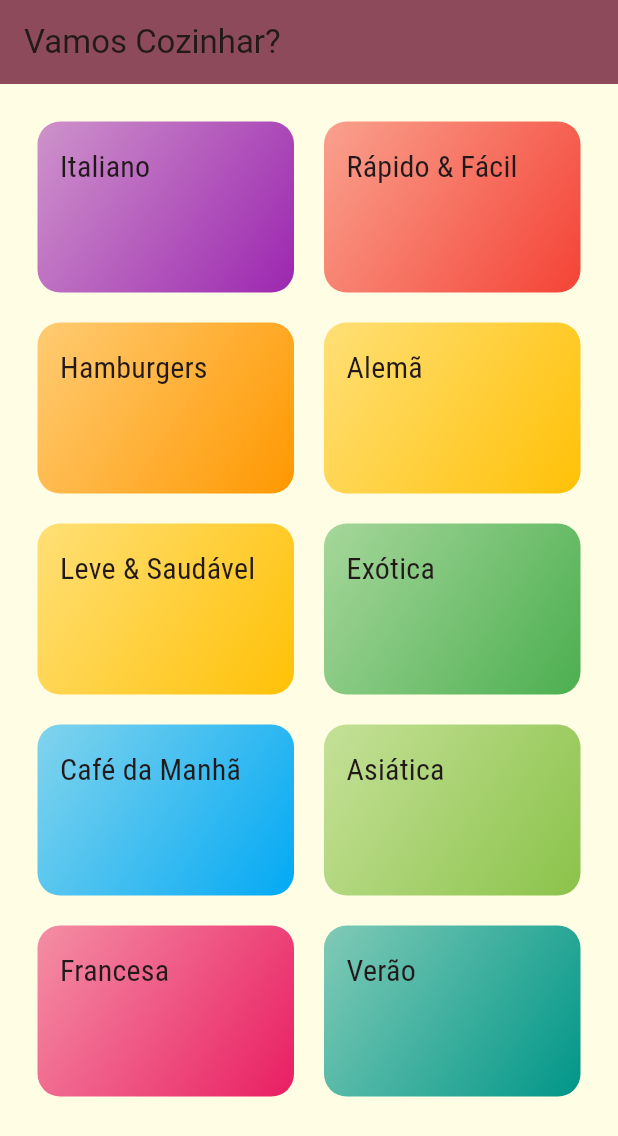
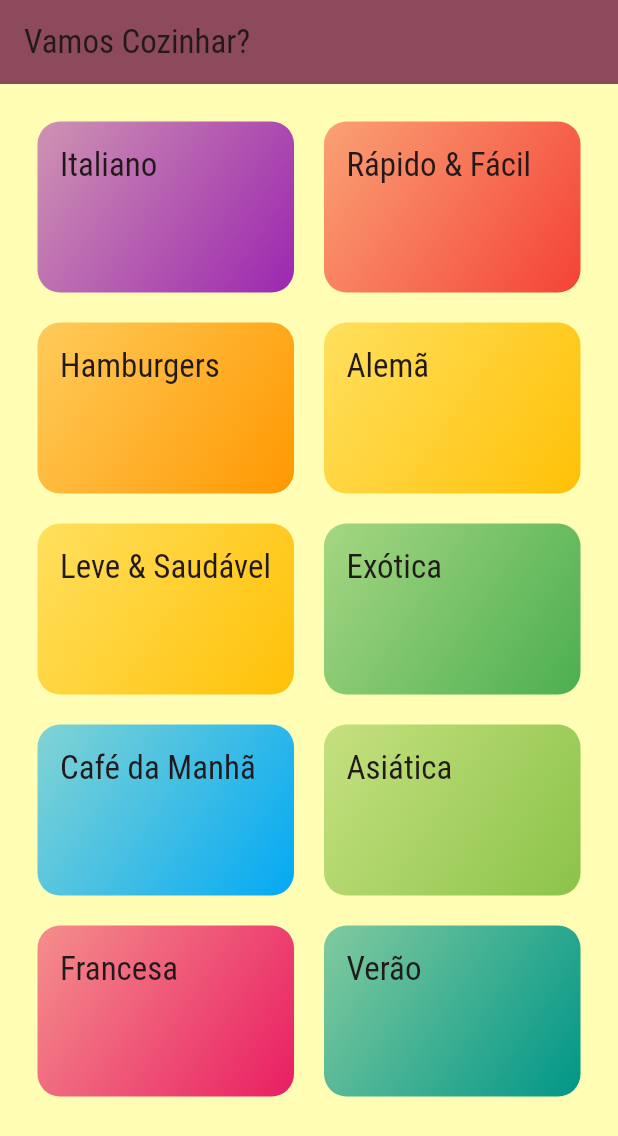
Before and after one commit to JJtankevans/Meals, a Flutter app: the screen it shows after launch, on a phone screen of 412 x 824 dp. Shown: the top 1136 px of the screen. Run offline on Flutter 3.47's test engine with Material 3 defaults, Android fonts, the phone set to English and light mode, and no system bars.

```diff
--- a/lib/components/category_item.dart
+++ b/lib/components/category_item.dart
@@ -42,7 +42,7 @@ class CategoryItem extends StatelessWidget {
         ),
         child: Text(
           category.title,
-          style: Theme.of(context).textTheme.titleMedium,
+          style: Theme.of(context).textTheme.titleLarge,
         ),
       ),
     );
--- a/lib/main.dart
+++ b/lib/main.dart
@@ -14,12 +14,12 @@ class MyApp extends StatelessWidget {
         colorScheme: ColorScheme.fromSeed(
           seedColor: Colors.pinkAccent,
           secondary: Colors.amber,
-          surface: Color.fromRGBO(255, 254, 229, 1), //substitui o canvasColor
+          surface: Color.fromRGBO(255, 254, 180, 1), //substitui o canvasColor
         ),
         fontFamily: 'Raleway',
         textTheme: ThemeData.light().textTheme.copyWith(
-          titleMedium: const TextStyle(
-            fontSize: 20,
+          titleLarge: const TextStyle(
+            fontSize: 22,
             fontFamily: 'RobotoCondensed',
           ),
         ),
```
Also changed, not shown: lib/screens/meal_details_screen.dart (+68 -1 lines).
